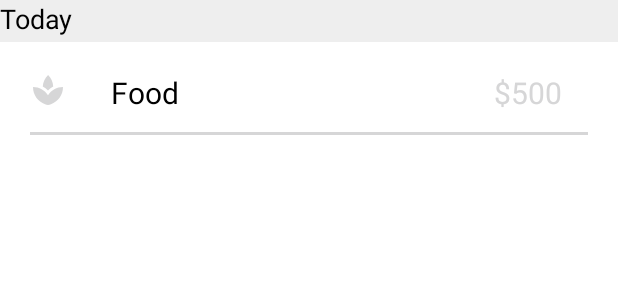
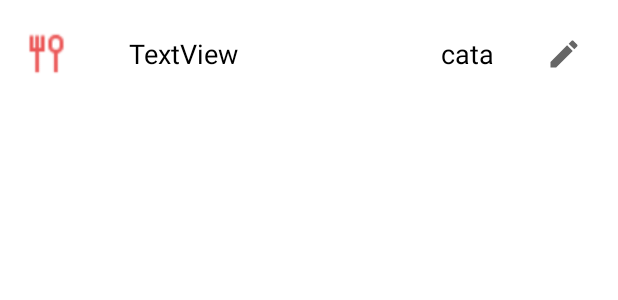
Before and after one commit to abhay-lodhi/Finanance, an Android app: the layout rvhomepage.xml on its own in the app's theme, with its tools: preview values and no code run, on a phone screen of 412 x 824 dp. Shown: the top 300 px of the screen. Run offline under Robolectric (Android 15) with nearby library versions, the phone set to English and light mode, and no system bars.

Commit message:
text changedfa

```diff
--- a/app/build.gradle
+++ b/app/build.gradle
@@ -2,6 +2,8 @@ plugins {
     id 'com.android.application'
     id 'org.jetbrains.kotlin.android'
 }
+apply plugin: 'kotlin-android'
+apply plugin: 'kotlin-android-extensions'
 
 android {
     compileSdk 31
--- a/app/src/main/java/com/example/finanance/adapter/category_recycler.kt
+++ b/app/src/main/java/com/example/finanance/adapter/category_recycler.kt
@@ -29,6 +29,7 @@ class category_recycler (private val mList: ArrayList<categoryModelClass>) : Rec
         holder.amount.text = ItemsViewModel.Amount.toString()
         holder.dte.text= ItemsViewModel.date
 
+
     }
 
 
--- /dev/null
+++ b/app/src/main/res/drawable/ic_baseline_edit_24.xml
@@ -0,0 +1,10 @@
+<vector xmlns:android="http://schemas.android.com/apk/res/android"
+    android:width="24dp"
+    android:height="24dp"
+    android:viewportWidth="24"
+    android:viewportHeight="24"
+    android:tint="?attr/colorControlNormal">
+  <path
+      android:fillColor="@android:color/white"
+      android:pathData="M3,17.25V21h3.75L17.81,9.94l-3.75,-3.75L3,17.25zM20.71,7.04c0.39,-0.39 0.39,-1.02 0,-1.41l-2.34,-2.34c-0.39,-0.39 -1.02,-0.39 -1.41,0l-1.83,1.83 3.75,3.75 1.83,-1.83z"/>
+</vector>
--- a/app/src/main/res/layout/fragment_dashboard.xml
+++ b/app/src/main/res/layout/fragment_dashboard.xml
@@ -136,7 +136,7 @@
             android:layout_width="wrap_content"
             android:layout_height="wrap_content"
             android:textSize="22dp"
-            android:text="ADD"
+            android:text="ADD EXPENSE"
             android:layout_gravity="center"
             android:textColor="@color/black2"
             android:id="@+id/toolbar_title" />
--- a/app/src/main/res/layout/rvhomepage.xml
+++ b/app/src/main/res/layout/rvhomepage.xml
@@ -1,71 +1,70 @@
 <?xml version="1.0" encoding="utf-8"?>
 <androidx.constraintlayout.widget.ConstraintLayout xmlns:android="http://schemas.android.com/apk/res/android"
+    xmlns:app="http://schemas.android.com/apk/res-auto"
+    xmlns:tools="http://schemas.android.com/tools"
     android:layout_width="match_parent"
-    android:layout_height="match_parent"
-    xmlns:app="http://schemas.android.com/apk/res-auto">
-    <TextView
-        android:layout_width="match_parent"
+    android:padding="16dp"
+    android:layout_height="wrap_content">
 
-        android:layout_height="28dp"
-        android:id="@+id/daterv"
-        android:text="Today"
-        app:layout_constraintTop_toTopOf="parent"
-        app:layout_constraintLeft_toLeftOf="parent"
-        app:layout_constraintRight_toRightOf="parent"
-        android:textSize="18sp"
-        android:textColor="@color/black"
-        android:background="#eeeeee"/>
     <LinearLayout
         android:layout_width="match_parent"
         android:layout_height="wrap_content"
-        app:layout_constraintTop_toBottomOf="@id/daterv"
-        android:orientation="vertical">
-    <LinearLayout
-        android:layout_width="match_parent"
-        android:layout_height="60dp"
-        app:layout_constraintTop_toBottomOf="@id/daterv"
-        android:orientation="horizontal">
+        android:orientation="horizontal"
 
-        <com.google.android.material.imageview.ShapeableImageView
-            android:layout_width="24dp"
-            android:layout_height="24dp"
-            android:id="@+id/tagimgrv"
-            android:layout_margin="20dp"
-            android:src="@drawable/ic_baseline_spa_24"/>
-        <TextView
-            android:layout_width="wrap_content"
-            android:layout_height="24dp"
-            android:text="Food"
-            android:textSize="20sp"
-            android:layout_marginLeft="10dp"
-            android:textColor="@color/black"
-            android:layout_marginTop="20dp"
-            android:layout_marginBottom="20dp"
-            android:id="@+id/catrv"/>
+        app:layout_constraintBottom_toBottomOf="parent"
+        app:layout_constraintEnd_toEndOf="parent"
+        app:layout_constraintStart_toStartOf="parent"
+        app:layout_constraintTop_toTopOf="parent">
+
+        <ImageView
+            android:id="@+id/imageView"
+            android:layout_width="30dp"
+            android:layout_height="30dp"
+
+            android:layout_gravity="center"
+            android:src="@drawable/iconfood" />
 
         <TextView
-            android:id="@+id/amountrv"
+            android:id="@+id/textView"
             android:layout_width="wrap_content"
-            android:layout_height="24sp"
-            android:layout_marginLeft="210dp"
-            android:layout_marginTop="20dp"
-            android:layout_marginBottom="20dp"
-            android:text="$500"
-            android:textColor="@color/golden"
-            android:textSize="20sp" />
-    </LinearLayout>
+            android:layout_height="wrap_content"
+            android:layout_weight="0.5"
+            android:layout_gravity="center"
+            android:layout_marginLeft="40dp"
+            android:text="TextView"
+            android:textColor="@color/black"
+            android:textSize="18dp"
+            app:layout_constraintEnd_toEndOf="parent"
+            app:layout_constraintStart_toStartOf="parent"
+            app:layout_constraintTop_toTopOf="parent"
+            app:layout_constraintVertical_bias="0.022" />
 
-        <View
-            android:layout_width="match_parent"
-            android:layout_height="2dp"
-            android:background="@color/lightgrey"
-            android:layout_marginLeft="20dp"
-            android:layout_marginRight="20dp"/>
+        <TextView
+            android:id="@+id/textView2"
+            android:layout_width="62dp"
+            android:layout_height="wrap_content"
+            android:layout_gravity="center"
+
+            android:text="cata"
+            android:textColor="@color/black"
+            android:textSize="18dp"
+            app:layout_constraintEnd_toEndOf="parent"
+            app:layout_constraintStart_toStartOf="parent"
+            app:layout_constraintTop_toTopOf="parent"
+            app:layout_constraintVertical_bias="0.022" />
+        <ImageButton
+            android:layout_width="40dp"
+            android:layout_height="40dp"
+            app:layout_constraintEnd_toEndOf="parent"
+            app:layout_constraintStart_toStartOf="parent"
+            app:layout_constraintTop_toTopOf="parent"
+            android:src="@drawable/ic_baseline_edit_24"
+            android:background="?android:attr/selectableItemBackground"
+            android:layout_gravity="center"/>
+
+
 
     </LinearLayout>
 
 
-
-
-
 </androidx.constraintlayout.widget.ConstraintLayout>
--- a/app/src/main/res/values/colors.xml
+++ b/app/src/main/res/values/colors.xml
@@ -12,4 +12,8 @@
     <color name="red">#BF1B1B</color>
     <color name="black2">#2E2C2C</color>
 
+
+    <color name="lightgrey">#303030</color>
+    <color name="golden">#D9A327</color>
+
 </resources>
```
Also changed, not shown: app/src/main/java/com/example/finanance/HomePageAdapter.kt (+8 -13 lines), app/src/main/java/com/example/finanance/ui/home/HomeFragment.kt (+39 -8 lines), app/src/main/res/layout/fragment_home.xml (+27 -66 lines), app/src/main/res/drawable/icone.png (added), app/src/main/res/drawable/iconedu.png (added), app/src/main/res/drawable/iconfood.png (added), app/src/main/res/drawable/icongift.png (added).
